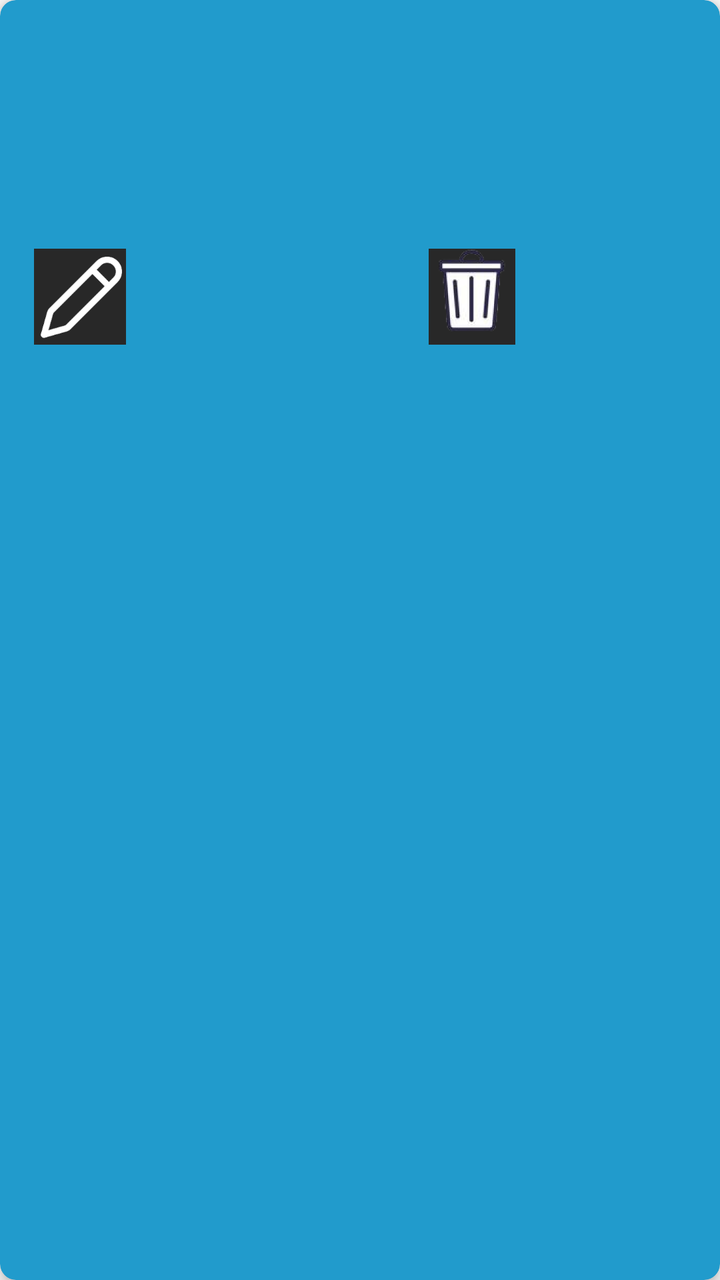
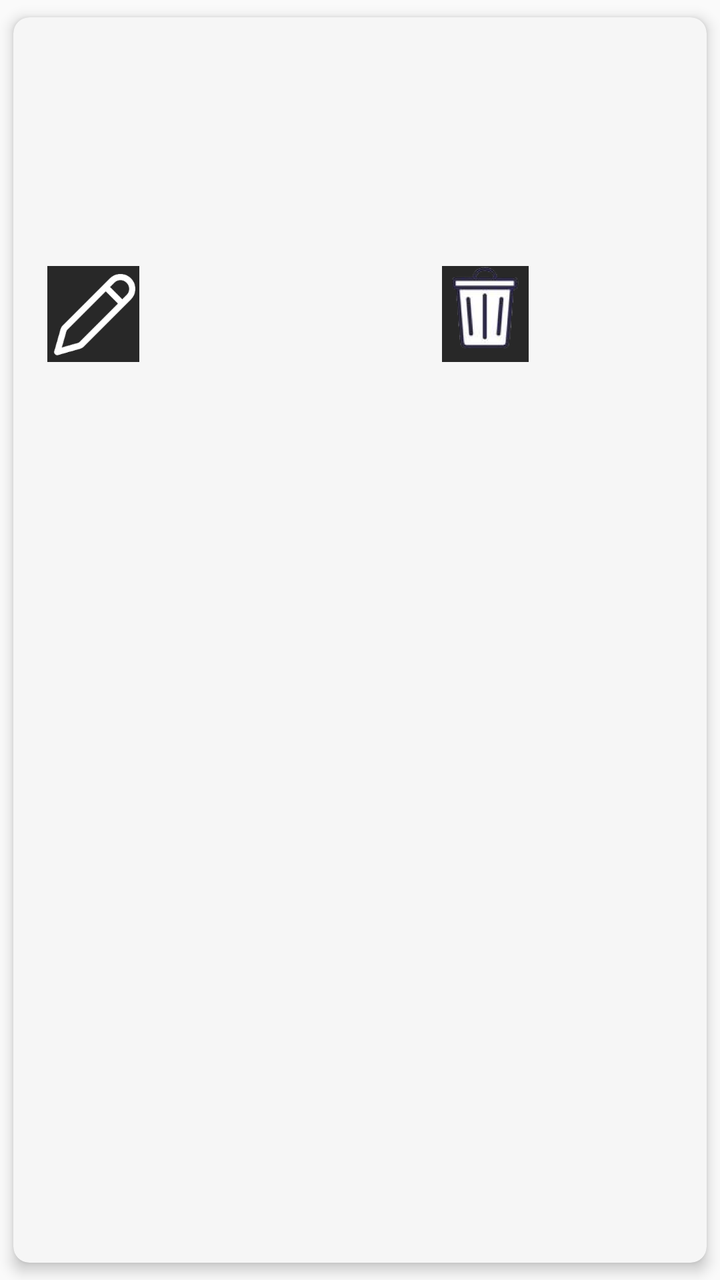

Screens rendered from an Android XML layout before and after an edit, with the pre-edit source and the edit as a unified diff.
<!-- AndroidManifest.xml: application theme Theme.Design.Light.NoActionBar -->
<!-- res/layout/item_block.xml -->
<?xml version="1.0" encoding="utf-8"?>
<androidx.cardview.widget.CardView xmlns:android="http://schemas.android.com/apk/res/android"
    xmlns:app="http://schemas.android.com/apk/res-auto"
    android:id="@+id/itemCardView"
    android:layout_width="match_parent"
    android:layout_height="wrap_content"
    android:layout_margin="8dp"
    app:cardBackgroundColor="@color/material_dynamic_primary60"
    app:cardCornerRadius="8dp"
    app:cardElevation="4dp">

    <LinearLayout
        android:layout_width="match_parent"
        android:layout_height="wrap_content"
        android:orientation="vertical"
        android:padding="16dp">

        <TextView
            android:id="@+id/itemNameTextView"
            android:layout_width="match_parent"
            android:layout_height="wrap_content"
            android:textColor="@android:color/black"
            android:textSize="18sp"
            android:textStyle="bold" />

        <TextView
            android:id="@+id/itemDueDateTextView"
            android:layout_width="match_parent"
            android:layout_height="wrap_content"
            android:textColor="@android:color/black"
            android:textSize="14sp"  />

        <TextView
            android:id="@+id/itemDueTimeTextView"
            android:layout_width="match_parent"
            android:layout_height="wrap_content"
            android:textColor="@android:color/black"
            android:textSize="14sp" />

        <TextView
            android:id="@+id/itemStatusTextView"
            android:layout_width="match_parent"
            android:layout_height="wrap_content"
            android:textColor="@android:color/black"
            android:textSize="14sp" />

        <TextView
            android:id="@+id/itemExtraTextView"
            android:layout_width="match_parent"
            android:layout_height="wrap_content"
            android:textColor="@android:color/black"
            android:textSize="14sp" />

        <LinearLayout
            android:layout_width="match_parent"
            android:layout_height="wrap_content"
            android:layout_marginTop="8dp"
            android:orientation="horizontal">

            <ImageButton
                android:id="@+id/editButton"
                android:layout_width="48dp"
                android:layout_height="48dp"
                android:background="?android:attr/selectableItemBackground"
                android:contentDescription="Edit item"
                android:scaleType="fitCenter"
                android:src="@drawable/edit" />

            <ImageButton
                android:id="@+id/deleteButton"
                android:layout_width="48dp"
                android:layout_height="48dp"
                android:layout_marginStart="148dp"
                android:background="?android:attr/selectableItemBackground"
                android:contentDescription="Delete item"
                android:scaleType="fitCenter"
                android:src="@drawable/tinytrash" />

        </LinearLayout>
    </LinearLayout>
</androidx.cardview.widget.CardView>
<!-- resources referenced by this layout -->
<resources>
  <!-- drawable edit: png bitmap (drawable, 11974 bytes) -->
  <!-- drawable tinytrash: png bitmap (drawable, 16619 bytes) -->
</resources>

<!-- the commit's change to res/layout/item_block.xml (unified diff, before → after) -->
@@ -1,13 +1,19 @@
 <?xml version="1.0" encoding="utf-8"?>
-<androidx.cardview.widget.CardView xmlns:android="http://schemas.android.com/apk/res/android"
+<androidx.cardview.widget.CardView
+    xmlns:android="http://schemas.android.com/apk/res/android"
     xmlns:app="http://schemas.android.com/apk/res-auto"
     android:id="@+id/itemCardView"
     android:layout_width="match_parent"
     android:layout_height="wrap_content"
+    app:cardBackgroundColor="#f6f6f6"
     android:layout_margin="8dp"
-    app:cardBackgroundColor="@color/material_dynamic_primary60"
     app:cardCornerRadius="8dp"
-    app:cardElevation="4dp">
+    android:layout_marginTop="8dp"
+    android:layout_marginBottom="8dp"
+    app:cardElevation="4dp"
+    app:cardMaxElevation="4dp"
+    app:cardPreventCornerOverlap="true"
+    app:cardUseCompatPadding="true">
 
     <LinearLayout
         android:layout_width="match_parent"
